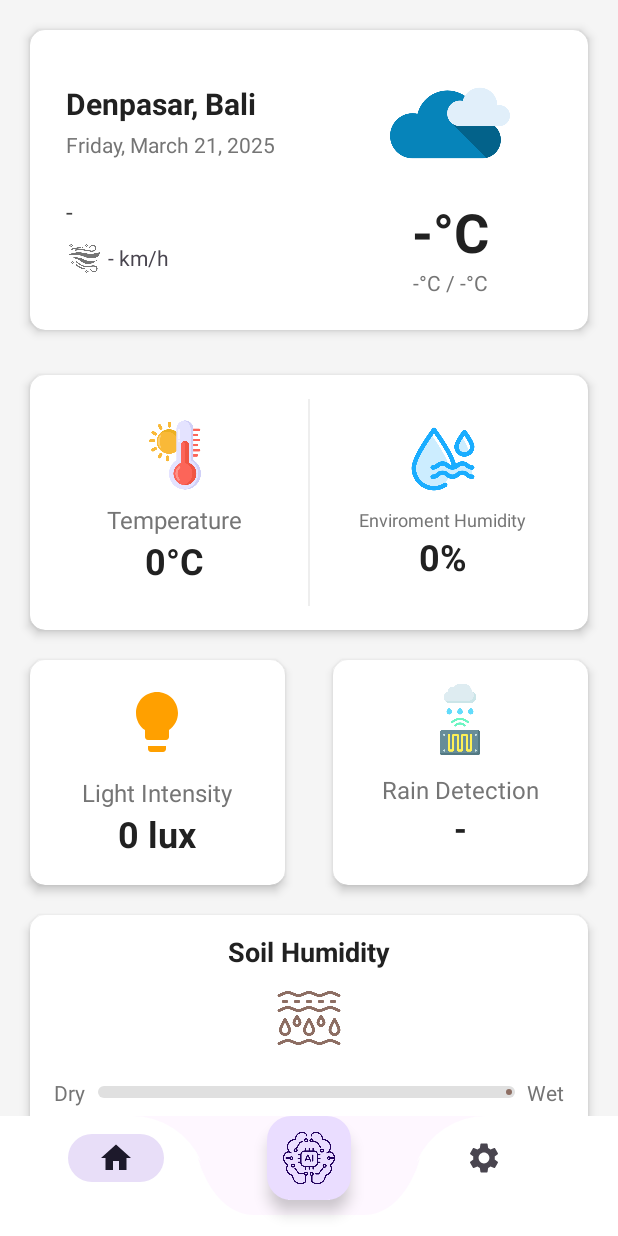
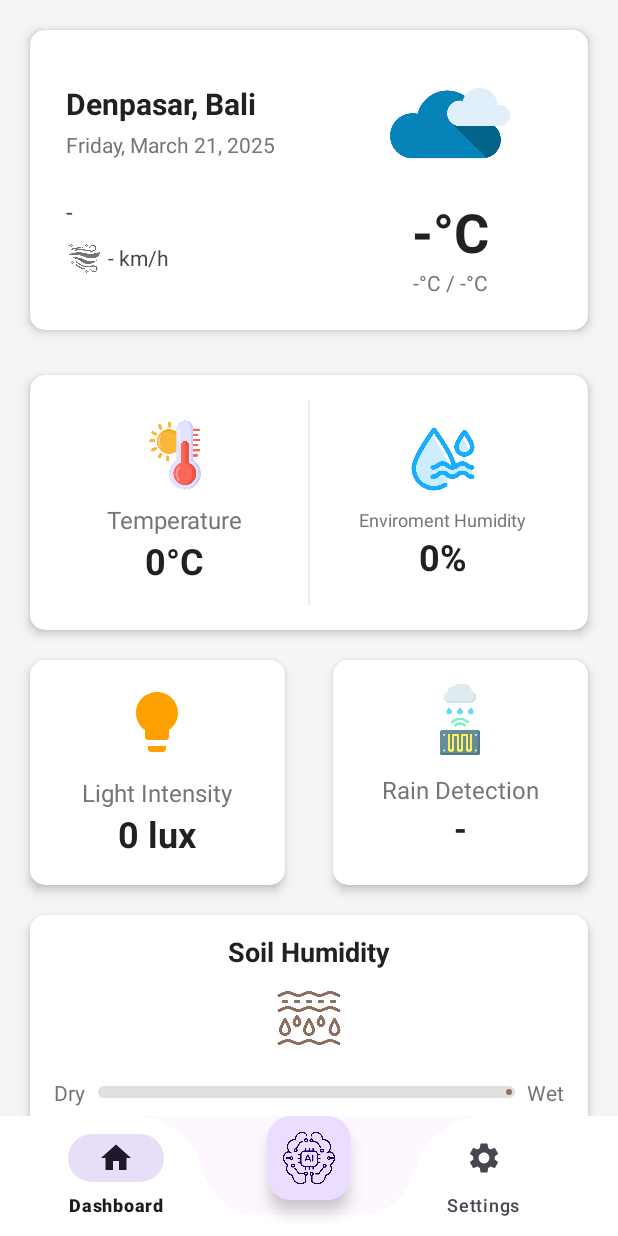
Before and after one commit to GoodGuyzaxx/HarvestFlow, an Android app: the screen it shows after launch (MainActivity), on a phone screen of 412 x 824 dp. Run offline under Robolectric (Android 15) with nearby library versions, the phone set to English and light mode, and no system bars; our stand-ins replace Dagger/Hilt's generated code, Firebase (no records; nobody signed in at launch, a user with empty details on screens opened directly); Roboto replaces fonts that are not available here.

Commit message:
Update : Add Title name

```diff
--- a/app/src/main/res/menu/bottom_menu.xml
+++ b/app/src/main/res/menu/bottom_menu.xml
@@ -3,6 +3,7 @@
 
     <item
         android:id="@+id/home"
+        android:title="Dashboard"
         android:icon="@drawable/baseline_home_24"/>
 
     <item
@@ -11,6 +12,7 @@
 
     <item
         android:id="@+id/settings"
+        android:title="Settings"
         android:icon="@drawable/baseline_settings_24"/>
 
 </menu>
```
